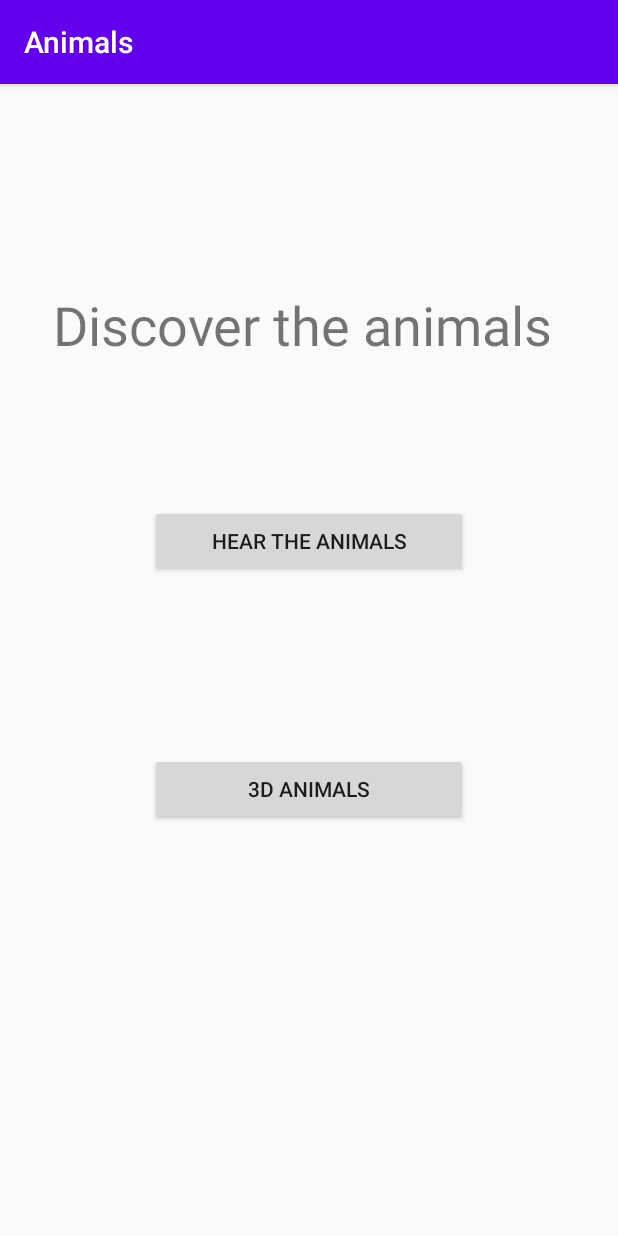
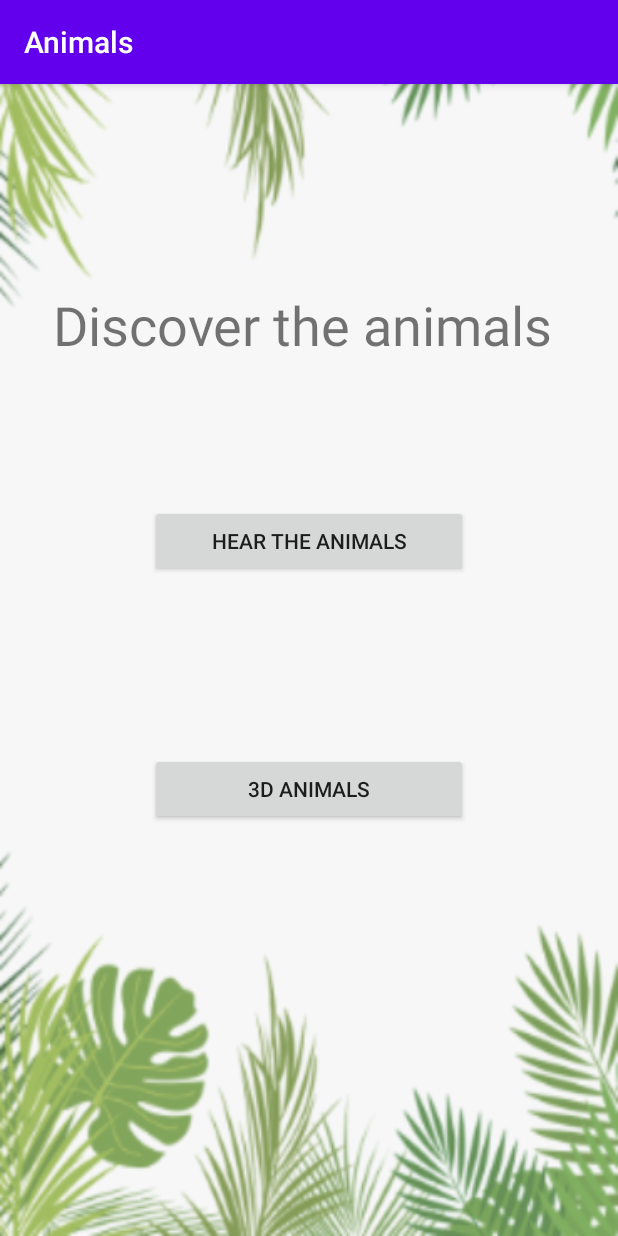
Before and after one commit to ajimenez1503/Animals3D, an Android app: the screen it shows after launch (MainActivity), on a phone screen of 412 x 824 dp. Run offline under Robolectric (Android 15) with nearby library versions, the phone set to English and light mode, and no system bars.

Commit message:
Add background

```diff
--- a/app/build.gradle
+++ b/app/build.gradle
@@ -26,7 +26,6 @@ android {
 
 dependencies {
     implementation fileTree(dir: 'libs', include: ['*.jar'])
-
     implementation 'androidx.appcompat:appcompat:1.1.0'
     implementation 'androidx.constraintlayout:constraintlayout:1.1.3'
     testImplementation 'junit:junit:4.12'
--- a/app/src/main/AndroidManifest.xml
+++ b/app/src/main/AndroidManifest.xml
@@ -26,8 +26,8 @@
             </intent-filter>
         </activity>
         <!--
- "AR Optional" app, contains non-AR features that can be used when
-     "Google Play Services for AR" (ARCore) is not available.
+            "AR Optional" app, contains non-AR features that can be used when
+            "Google Play Services for AR" (ARCore) is not available.
         -->
         <meta-data
             android:name="com.google.ar.core"
--- a/app/src/main/res/values/styles.xml
+++ b/app/src/main/res/values/styles.xml
@@ -6,6 +6,6 @@
         <item name="colorPrimary">@color/colorPrimary</item>
         <item name="colorPrimaryDark">@color/colorPrimaryDark</item>
         <item name="colorAccent">@color/colorAccent</item>
+        <item name="android:windowBackground">@drawable/background</item>
     </style>
-
 </resources>
```
Also changed, not shown: app/src/main/res/drawable/background.png (added).
